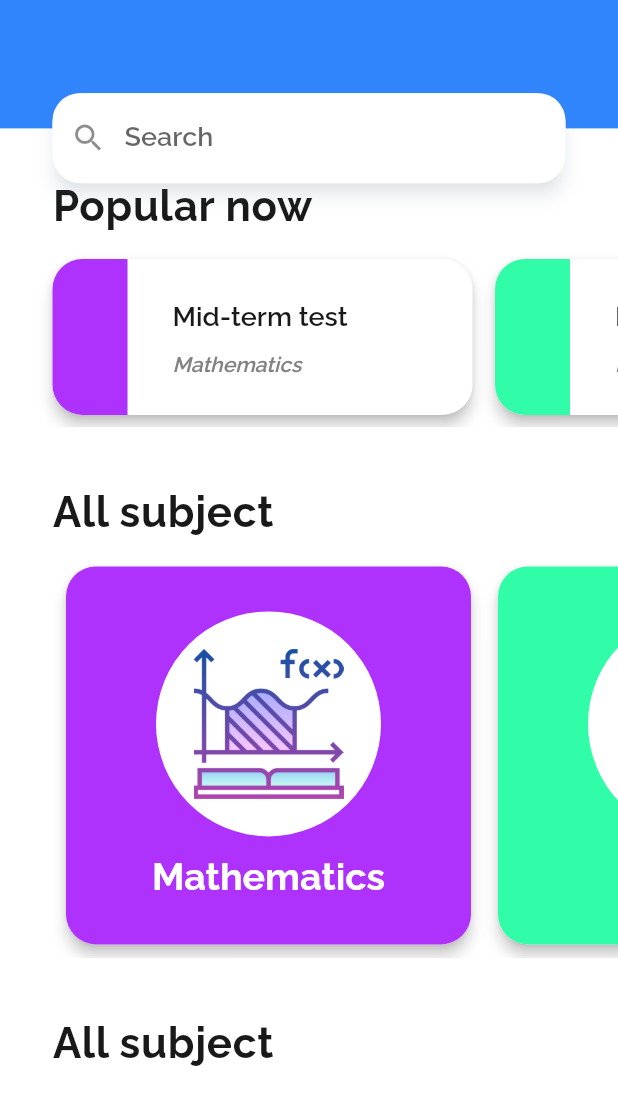
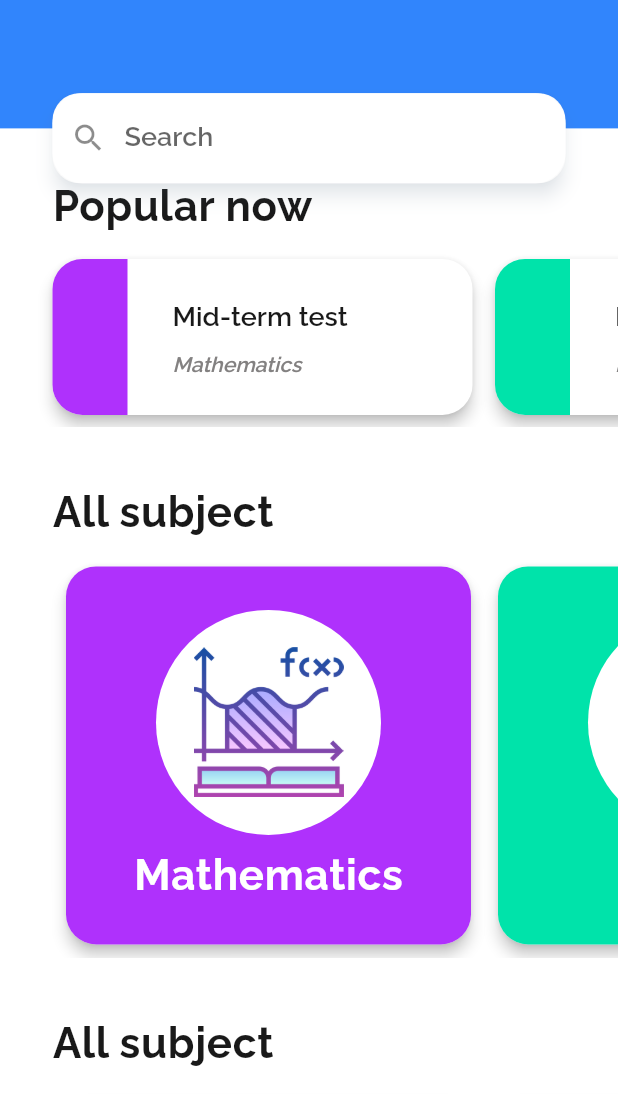
Before and after one commit to CS426FinalProject/eazylearn-frontend, a Flutter app: the screen it shows after launch, on a phone screen of 412 x 824 dp, the part 142-1236 px from its top. Run offline on Flutter 3.47's test engine with Material 2 defaults, Android fonts, the phone set to English and light mode, and no system bars; our stand-ins replace email_validator, expandable; accounts and stored records are empty.

Commit message:
updated updated update theme-applying

```diff
--- a/lib/constants/colors.dart
+++ b/lib/constants/colors.dart
@@ -9,6 +9,7 @@ const kEzLearnCorrectGreen = Color(0xFF12E667);
 
 const kEzLearnWrongRed = Color(0xFFE61212);
 const kEzLearnErrorRed = Color(0xFFFF0000);
+const kEzLearnEnglishRed = Color(0xFFFF4678);
 
 const kEzLearnMathPurple = Color(0xFFAF31FC);
 
--- a/lib/screens/home_screen.dart
+++ b/lib/screens/home_screen.dart
@@ -20,19 +20,21 @@ class _HomeScreenState extends State<HomeScreen> {
   @override
   void initState() {
     super.initState();
-    subjects.add(Subject(name: "Mathematics", color: mth, topics: [
+    subjects
+        .add(Subject(name: "Mathematics", color: kEzLearnMathPurple, topics: [
       Topic(topicID: "MTH1", name: "Derivatives"),
       Topic(topicID: "MTH2", name: "Integrals"),
       Topic(topicID: "MTH3", name: "Trigonometry"),
       Topic(topicID: "MTH4", name: "Calculus")
     ]));
-    subjects.add(Subject(name: "Physics", color: phy, topics: [
+    subjects.add(Subject(name: "Physics", color: kEzLearnPhysicsTeal, topics: [
       Topic(topicID: "PHY1", name: "Electricmagnetism"),
       Topic(topicID: "PHY2", name: "Optics"),
       Topic(topicID: "PHY3", name: "Force"),
       Topic(topicID: "PHY4", name: "Alternative current")
     ]));
-    subjects.add(Subject(name: "Database", color: db, topics: [
+    subjects.add(
+        Subject(name: "Database", color: kEzLearnLiteratureOrange, topics: [
       Topic(topicID: "DB1", name: "Recovery"),
       Topic(topicID: "DB2", name: "Concurrency control"),
       Topic(topicID: "DB3", name: "Locking"),
@@ -189,7 +191,7 @@ class _HomeScreenState extends State<HomeScreen> {
                         iconSize: 40,
                         icon: Icon(
                           Icons.account_circle,
-                          color: Colors.white,
+                          color: kEzLearnWhite,
                         ),
                         onPressed: () {
                           Navigator.of(context).push(PageRouteBuilder(
--- a/lib/screens/test_screen.dart
+++ b/lib/screens/test_screen.dart
@@ -84,8 +84,10 @@ class _TestScreenState extends State<TestScreen> {
                 backgroundColor: Theme.of(context).colorScheme.primary,
                 body: Center(
                   child: Text(
-                    "MATHEMATICS",
-                    style: Theme.of(context).textTheme.headline5,
+                    "EazyLearn".toUpperCase(),
+                    style: Theme.of(context).textTheme.headline4.copyWith(
+                          fontSize: 48,
+                        ),
                   ),
                 ),
               )
--- a/lib/utility/subject_card.dart
+++ b/lib/utility/subject_card.dart
@@ -1,3 +1,4 @@
+import 'package:final_cs426/constants/colors.dart';
 import 'package:final_cs426/models/subject.dart';
 import 'package:final_cs426/screens/test_choosing_screen.dart';
 import 'package:flutter/material.dart';
@@ -72,10 +73,9 @@ class SubjectCard extends StatelessWidget {
                       ),
                       Text(
                         subject.name,
-                        style: TextStyle(
-                            color: Colors.white,
-                            fontSize: 25,
-                            fontWeight: FontWeight.bold),
+                        style: Theme.of(context).textTheme.headline5.copyWith(
+                              color: kEzLearnWhite,
+                            ),
                       )
                     ],
                   ),
```
Also changed, not shown: lib/screens/result_screen.dart (+30 -5 lines), lib/utility/question_wheel.dart (+76 -0 lines).
